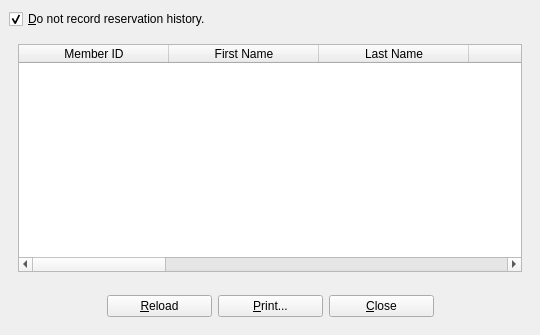
First picture: the form in UI/biblioteq_history.ui, repository textbrowser/biblioteq, before the edit.
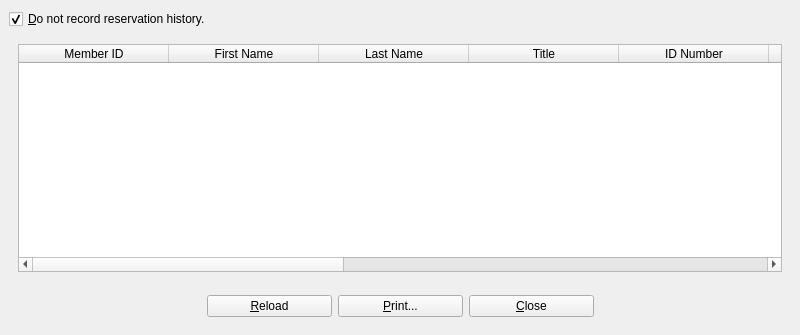
Second picture: the form after the edit. Icons and pictures are not drawn.

```diff
--- a/UI/biblioteq_history.ui
+++ b/UI/biblioteq_history.ui
@@ -6,7 +6,7 @@
    <rect>
     <x>0</x>
     <y>0</y>
-    <width>540</width>
+    <width>800</width>
     <height>335</height>
    </rect>
   </property>
@@ -137,6 +137,19 @@
     </item>
     <item>
      <layout class="QHBoxLayout">
+      <item>
+       <spacer>
+        <property name="orientation">
+         <enum>Qt::Horizontal</enum>
+        </property>
+        <property name="sizeHint" stdset="0">
+         <size>
+          <width>51</width>
+          <height>26</height>
+         </size>
+        </property>
+       </spacer>
+      </item>
       <item>
        <widget class="QToolButton" name="prevTool">
         <property name="toolTip">
@@ -157,24 +170,11 @@
         </property>
        </widget>
       </item>
-      <item>
-       <spacer>
-        <property name="orientation">
-         <enum>Qt::Horizontal</enum>
-        </property>
-        <property name="sizeHint" stdset="0">
-         <size>
-          <width>51</width>
-          <height>26</height>
-         </size>
-        </property>
-       </spacer>
-      </item>
       <item>
        <widget class="QPushButton" name="reloadButton">
         <property name="minimumSize">
          <size>
-          <width>105</width>
+          <width>125</width>
           <height>0</height>
          </size>
         </property>
@@ -191,7 +191,7 @@
        <widget class="QPushButton" name="printButton">
         <property name="minimumSize">
          <size>
-          <width>105</width>
+          <width>125</width>
           <height>0</height>
          </size>
         </property>
@@ -208,7 +208,7 @@
        <widget class="QPushButton" name="cancelButton">
         <property name="minimumSize">
          <size>
-          <width>105</width>
+          <width>125</width>
           <height>0</height>
          </size>
         </property>
@@ -224,19 +224,6 @@
         </property>
        </widget>
       </item>
-      <item>
-       <spacer>
-        <property name="orientation">
-         <enum>Qt::Horizontal</enum>
-        </property>
-        <property name="sizeHint" stdset="0">
-         <size>
-          <width>21</width>
-          <height>26</height>
-         </size>
-        </property>
-       </spacer>
-      </item>
       <item>
        <widget class="QToolButton" name="nextTool">
         <property name="toolTip">
@@ -257,6 +244,19 @@
         </property>
        </widget>
       </item>
+      <item>
+       <spacer>
+        <property name="orientation">
+         <enum>Qt::Horizontal</enum>
+        </property>
+        <property name="sizeHint" stdset="0">
+         <size>
+          <width>21</width>
+          <height>26</height>
+         </size>
+        </property>
+       </spacer>
+      </item>
      </layout>
     </item>
    </layout>
```
